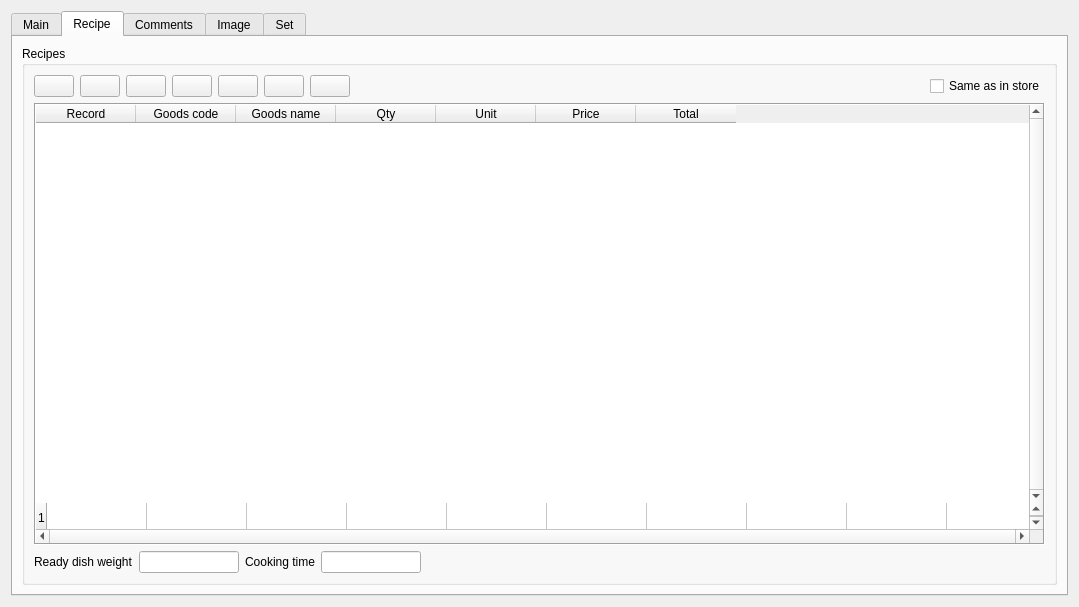
Old version of the form Editors/c5dishwidget.ui in the repository End1-1/Cafe5.
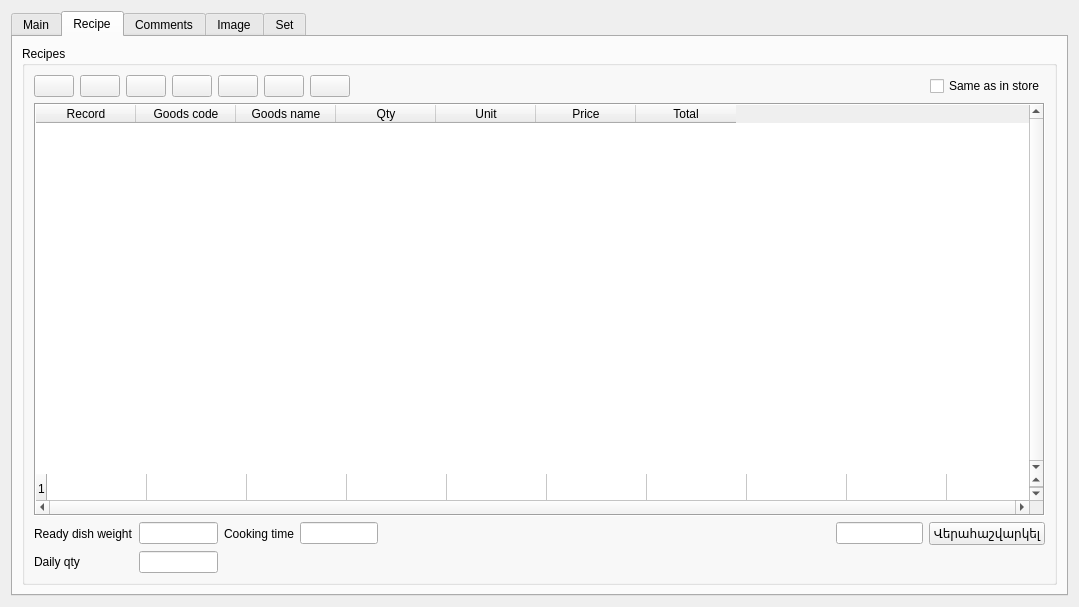
New version of the form. The open tabs and pages were chosen to show the change. Icons and pictures are not drawn. Custom widgets are drawn as their Qt base class.

Patch:
```diff
--- a/Editors/c5dishwidget.ui
+++ b/Editors/c5dishwidget.ui
@@ -497,83 +497,6 @@
           <string>Recipes</string>
          </property>
          <layout class="QGridLayout" name="gridLayout_4">
-          <item row="2" column="0">
-           <widget class="QWidget" name="widget_2" native="true">
-            <layout class="QHBoxLayout" name="horizontalLayout_2">
-             <property name="leftMargin">
-              <number>0</number>
-             </property>
-             <property name="topMargin">
-              <number>0</number>
-             </property>
-             <property name="rightMargin">
-              <number>0</number>
-             </property>
-             <property name="bottomMargin">
-              <number>0</number>
-             </property>
-             <item>
-              <widget class="QLabel" name="label_9">
-               <property name="text">
-                <string>Ready dish weight</string>
-               </property>
-              </widget>
-             </item>
-             <item>
-              <widget class="C5LineEditWithSelector" name="leReadyWeight">
-               <property name="maximumSize">
-                <size>
-                 <width>100</width>
-                 <height>16777215</height>
-                </size>
-               </property>
-               <property name="Field" stdset="0">
-                <string>f_netweight</string>
-               </property>
-               <property name="Type" stdset="0">
-                <number>2</number>
-               </property>
-              </widget>
-             </item>
-             <item>
-              <widget class="QLabel" name="label_13">
-               <property name="text">
-                <string>Cooking time</string>
-               </property>
-              </widget>
-             </item>
-             <item>
-              <widget class="C5LineEditWithSelector" name="leReadyWeight_3">
-               <property name="maximumSize">
-                <size>
-                 <width>100</width>
-                 <height>16777215</height>
-                </size>
-               </property>
-               <property name="Field" stdset="0">
-                <string>f_cookingtime</string>
-               </property>
-               <property name="Type" stdset="0">
-                <number>1</number>
-               </property>
-              </widget>
-             </item>
-             <item>
-              <spacer name="horizontalSpacer_2">
-               <property name="orientation">
-                <enum>Qt::Orientation::Horizontal</enum>
-               </property>
-               <property name="sizeHint" stdset="0">
-                <size>
-                 <width>473</width>
-                 <height>20</height>
-                </size>
-               </property>
-              </spacer>
-             </item>
-            </layout>
-           </widget>
-          </item>
           <item row="1" column="0">
            <widget class="QFrame" name="frame">
             <property name="frameShape">
@@ -733,6 +656,116 @@
             </layout>
            </widget>
           </item>
+          <item row="2" column="0">
+           <widget class="QWidget" name="widget_2" native="true">
+            <layout class="QGridLayout" name="gridLayout_6">
+             <property name="leftMargin">
+              <number>0</number>
+             </property>
+             <property name="topMargin">
+              <number>0</number>
+             </property>
+             <property name="rightMargin">
+              <number>0</number>
+             </property>
+             <property name="bottomMargin">
+              <number>0</number>
+             </property>
+             <item row="0" column="2">
+              <widget class="QLabel" name="label_13">
+               <property name="text">
+                <string>Cooking time</string>
+               </property>
+              </widget>
+             </item>
+             <item row="0" column="0">
+              <widget class="QLabel" name="label_9">
+               <property name="text">
+                <string>Ready dish weight</string>
+               </property>
+              </widget>
+             </item>
+             <item row="0" column="1">
+              <widget class="C5LineEditWithSelector" name="leReadyWeight">
+               <property name="maximumSize">
+                <size>
+                 <width>100</width>
+                 <height>16777215</height>
+                </size>
+               </property>
+               <property name="Field" stdset="0">
+                <string>f_netweight</string>
+               </property>
+               <property name="Type" stdset="0">
+                <number>2</number>
+               </property>
+              </widget>
+             </item>
+             <item row="0" column="5">
+              <widget class="C5LineEditWithSelector" name="leRecalcNewWeight"/>
+             </item>
+             <item row="0" column="4">
+              <spacer name="horizontalSpacer_2">
+               <property name="orientation">
+                <enum>Qt::Orientation::Horizontal</enum>
+               </property>
+               <property name="sizeHint" stdset="0">
+                <size>
+                 <width>473</width>
+                 <height>20</height>
+                </size>
+               </property>
+              </spacer>
+             </item>
+             <item row="0" column="6">
+              <widget class="QPushButton" name="btnRecalcWeight">
+               <property name="text">
+                <string>Վերահաշվարկել</string>
+               </property>
+              </widget>
+             </item>
+             <item row="0" column="3">
+              <widget class="C5LineEditWithSelector" name="leCookingTime">
+               <property name="maximumSize">
+                <size>
+                 <width>100</width>
+                 <height>16777215</height>
+                </size>
+               </property>
+               <property name="Field" stdset="0">
+                <string>f_cookingtime</string>
+               </property>
+               <property name="Type" stdset="0">
+                <number>1</number>
+               </property>
+              </widget>
+             </item>
+             <item row="1" column="0">
+              <widget class="QLabel" name="label_12">
+               <property name="text">
+                <string>Daily qty</string>
+               </property>
+              </widget>
+             </item>
+             <item row="1" column="1">
+              <widget class="C5LineEditWithSelector" name="leReadyWeight_2">
+               <property name="maximumSize">
+                <size>
+                 <width>100</width>
+                 <height>16777215</height>
+                </size>
+               </property>
+               <property name="Field" stdset="0">
+                <string>f_dailyqty</string>
+               </property>
+               <property name="Type" stdset="0">
+                <number>2</number>
+               </property>
+              </widget>
+             </item>
+            </layout>
+           </widget>
+          </item>
           <item row="0" column="0">
            <widget class="QWidget" name="widget" native="true">
             <layout class="QHBoxLayout" name="horizontalLayout">
@@ -1320,16 +1353,16 @@
   </layout>
  </widget>
  <customwidgets>
-  <customwidget>
-   <class>C5LineEditWithSelector</class>
-   <extends>QLineEdit</extends>
-   <header location="global">c5lineeditwithselector.h</header>
-  </customwidget>
   <customwidget>
    <class>C5TableWidget</class>
    <extends>QTableWidget</extends>
    <header location="global">c5tablewidget.h</header>
   </customwidget>
+  <customwidget>
+   <class>C5LineEditWithSelector</class>
+   <extends>QLineEdit</extends>
+   <header location="global">c5lineeditwithselector.h</header>
+  </customwidget>
   <customwidget>
    <class>C5CheckBox</class>
    <extends>QCheckBox</extends>
```
Left out of the diff: 2 changed lines with no effect on the pictures.
